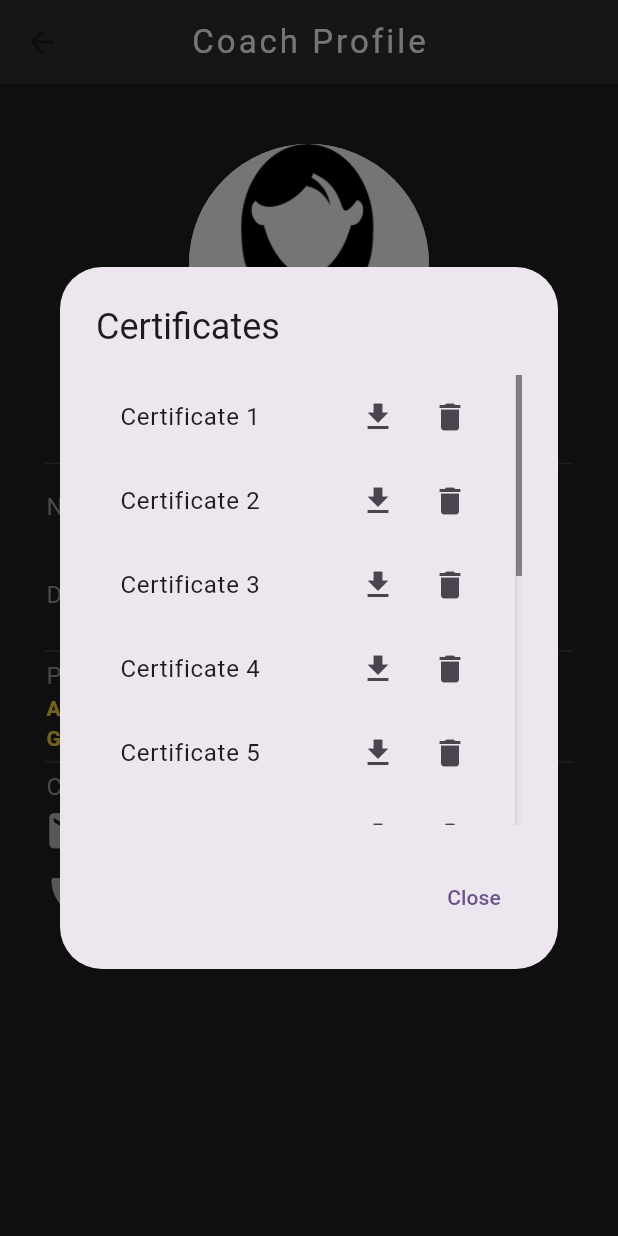
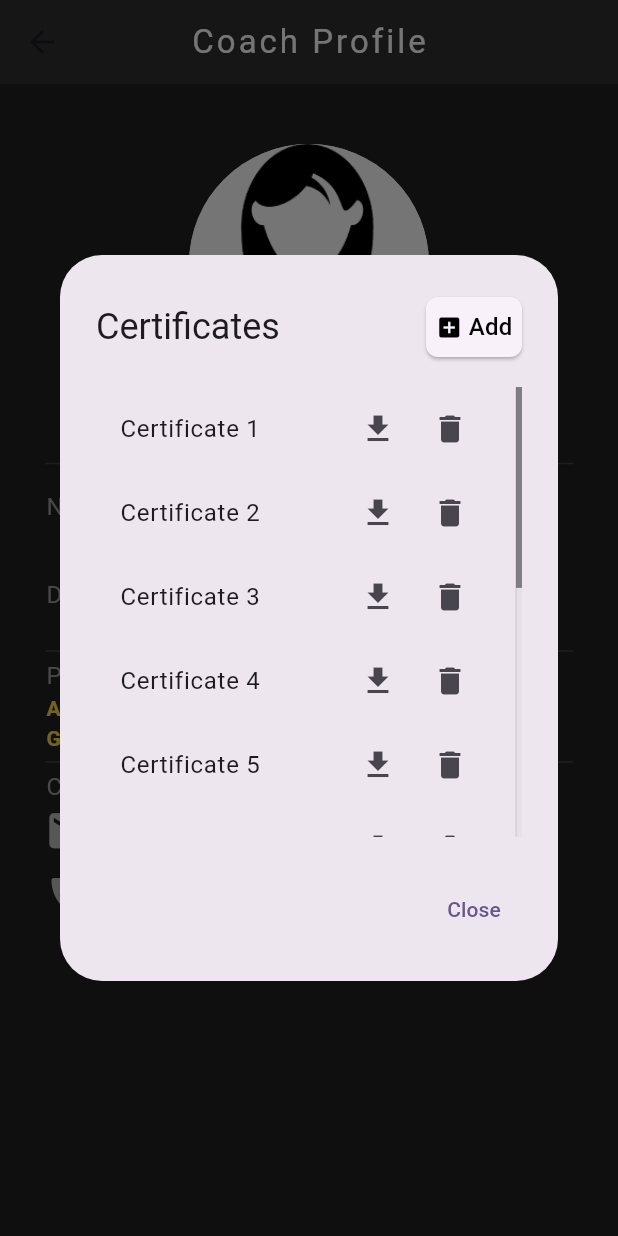
Before and after one commit to DorYanay/SoluTrain-Mobile-APP, a Flutter app: the CoachProfilePage screen opened directly, after a tap on the "remove red eye" icon, on a phone screen of 412 x 824 dp. Run offline on Flutter 3.47's test engine with Material 3 defaults, Android fonts, the phone set to English and light mode, and no system bars; our stand-ins replace file_picker, google_nav_bar, readmore; accounts and stored records are empty; network calls fail.

Commit message:
fix profiles without func

```diff
--- a/mobile/lib/pages/profile/coach_profile_page.dart
+++ b/mobile/lib/pages/profile/coach_profile_page.dart
@@ -35,6 +35,108 @@ List<String> certificates = [
 ]; // Example list of certificates
 
 class _CoachProfilePage extends State<CoachProfilePage> {
+  void uploadCertificateOnPressed() {
+    FilePicker.platform.pickFiles().then((FilePickerResult? result) {
+      if (result?.files.single.path != null) {
+        String filePath = result!.files.single.path!;
+
+        API
+            .post(context, '/profile/upload-first-certificate',
+            filePath: filePath)
+            .then((Response res) {
+          API.post(context, '/auth/logout').then((Response res2) {
+            Provider.of<AppModel>(context, listen: false).setLogout();
+          }).onError((error, stackTrace) {
+            Provider.of<AppModel>(context, listen: false).setLogout();
+          });
+        });
+      }
+    });
+  }
+
+  void _showCertificateDialog(
+      BuildContext context, String certificate, UserSchema user) {
+    showDialog(
+      context: context,
+      builder: (BuildContext context) {
+        return AlertDialog(
+          title: Row(
+            mainAxisAlignment: MainAxisAlignment.spaceBetween,
+            children: [
+              Text('Certificates'),
+              ElevatedButton(
+                onPressed: uploadCertificateOnPressed,
+                style: ElevatedButton.styleFrom(
+                  onPrimary: Colors.black, // Text color
+                  shape: RoundedRectangleBorder(
+                    borderRadius: BorderRadius.circular(8), // Rounded corners
+                  ),
+                  padding: EdgeInsets.symmetric(vertical: 6, horizontal: 6), // Padding
+                ),
+                child: Row(
+                  mainAxisSize: MainAxisSize.min,
+                  children: [
+                    Icon(Icons.add_box), // Icon
+                    SizedBox(width: 4), // Spacing between icon and text
+                    Text(
+                      'Add',
+                      style: TextStyle(fontSize: 16), // Text style
+                    ),
+                  ],
+                ),
+              ),
+            ],
+          ),
+          content: Container(
+            width: 300, // Set your desired width
+            height: 300, // Set your desired height
+            child: Scrollbar(
+                trackVisibility: true,
+                thumbVisibility: true,
+                child: SingleChildScrollView(
+                  child: Column(
+                    mainAxisSize: MainAxisSize.min,
+                    children: certificates.map((certificate) {
+                      return ListTile(
+                        title: Text(certificate),
+                        trailing: Row(
+                          mainAxisSize: MainAxisSize.min,
+                          children: [
+                            IconButton(
+                              onPressed: () {
+                                // Add functionality to download certificate
+                              },
+                              icon: const Icon(Icons.download),
+                            ),
+                            IconButton(
+                              onPressed: () {
+                                // Add functionality to download certificate
+                              },
+                              icon: const Icon(Icons.delete),
+                            ),
+                          ],
+                        ),
+                      );
+                    }).toList(),
+                  ),
+                )),
+          ),
+          actions: <Widget>[
+            TextButton(
+              onPressed: () {
+                // Add functionality to close dialog
+                Navigator.of(context).pop();
+              },
+              child: const Text('Close'),
+            ),
+          ],
+        );
+      },
+    );
+  }
+
+
+
   void viewGroupsOnPressed() {
     Provider.of<AppModel>(context, listen: false).moveToGroupsPage();
   }
@@ -115,11 +217,23 @@ class _CoachProfilePage extends State<CoachProfilePage> {
         child: Column(
             crossAxisAlignment: CrossAxisAlignment.start,
             children: <Widget>[
-               Center(
-                child: CircleAvatar(
-                  backgroundImage: AssetImage(gender=='male' ? 'lib/images/avatar_man_image.png' : 'lib/images/avatar_woman_image.png'),
-                  radius: 80.0,
-                ),
+               Center(child: Stack(
+                 children: [
+                   CircleAvatar(
+                     backgroundImage: AssetImage(gender=='male' ? 'lib/images/avatar_man_image.png' : 'lib/images/avatar_woman_image.png'),
+                     radius: 80.0,
+                   ),
+                   Positioned(
+                     bottom: 0.0,
+                     right: 0.0,
+                     child: FloatingActionButton(
+                       onPressed: uploadImageOnPressed,
+                       mini: true,
+                       child: Icon(Icons.camera_alt_rounded),
+                     ),
+                   ),
+                 ],
+               ),
               ),
               Row(
                 mainAxisAlignment: MainAxisAlignment.center,
@@ -454,58 +568,3 @@ void _showEditDescriptionDialog(BuildContext context, UserSchema user) {
     },
   );
 }
-
-void _showCertificateDialog(
-    BuildContext context, String certificate, UserSchema user) {
-  showDialog(
-    context: context,
-    builder: (BuildContext context) {
-      return AlertDialog(
-        title: const Text('Certificates'),
-        content: Container(
-          width: 300, // Set your desired width
-          height: 300, // Set your desired height
-          child: Scrollbar(
-            trackVisibility: true,
-            thumbVisibility: true,
-            child: SingleChildScrollView(
-            child: Column(
-              mainAxisSize: MainAxisSize.min,
-              children: certificates.map((certificate) {
-                return ListTile(
-                  title: Text(certificate),
-                  trailing: Row(
-                    mainAxisSize: MainAxisSize.min,
-                    children: [
-                      IconButton(
-                        onPressed: () {
-                          // Add functionality to download certificate
-                        },
-                        icon: const Icon(Icons.download),
-                      ),
-                      IconButton(
-                        onPressed: () {
-                          // Add functionality to download certificate
-                        },
-                        icon: const Icon(Icons.delete),
-                      ),
-                    ],
-                  ),
-                );
-              }).toList(),
-            ),
-          )),
-        ),
-        actions: <Widget>[
-          TextButton(
-            onPressed: () {
-              // Add functionality to close dialog
-              Navigator.of(context).pop();
-            },
-            child: const Text('Close'),
-          ),
-        ],
-      );
-    },
-  );
-}
```
Also changed, not shown: mobile/lib/pages/profile/trainer_profile_page.dart (+71 -5 lines).
